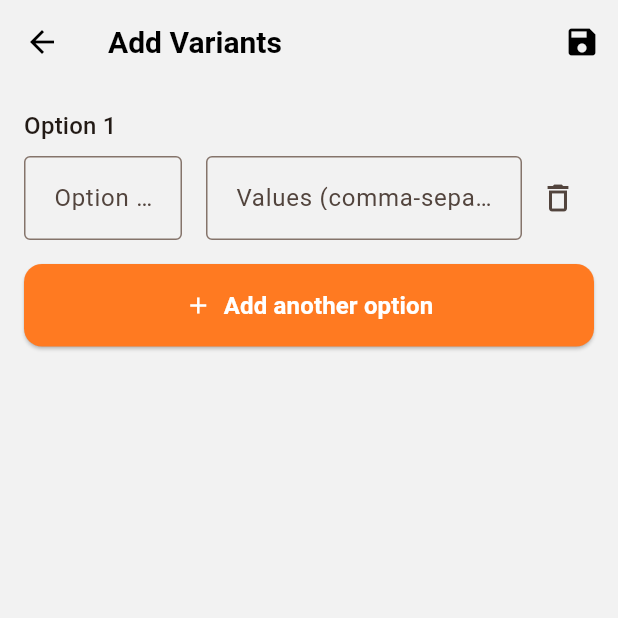
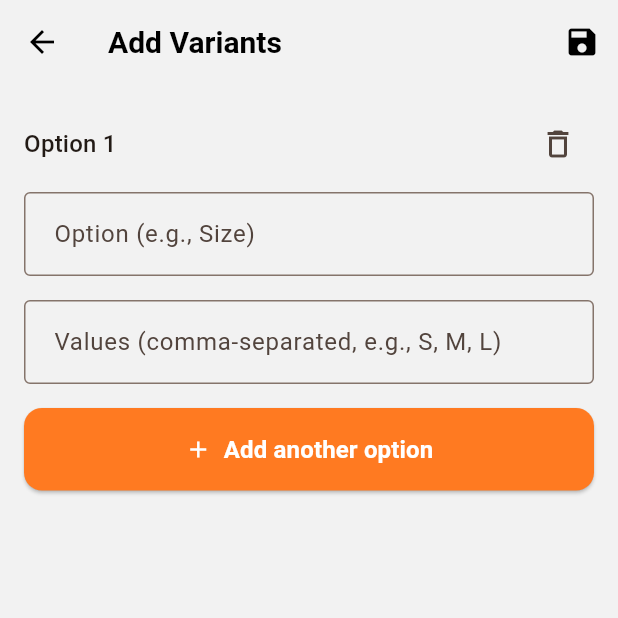
Before and after one commit to SimpliMinimalist/project, a Flutter app: the AddVariantsScreen screen opened directly, on a phone screen of 412 x 824 dp, the top half of it. Run offline on Flutter 3.47's test engine with Material 3 defaults, Android fonts, the phone set to English and light mode, and no system bars; our stand-ins replace carousel_slider, flutter_svg, go_router, google_fonts, image_picker, pinput and 1 more.

Commit message:
Refactor: Improve layout of add variants screen

```diff
--- a/lib/features/add_product/screens/add_variants_screen.dart
+++ b/lib/features/add_product/screens/add_variants_screen.dart
@@ -80,30 +80,10 @@ class _AddVariantsScreenState extends State<AddVariantsScreen> {
           child: Column(
             crossAxisAlignment: CrossAxisAlignment.start,
             children: [
-              Text('Option ${i + 1}', style: Theme.of(context).textTheme.titleMedium),
-              const SizedBox(height: 8),
               Row(
+                mainAxisAlignment: MainAxisAlignment.spaceBetween,
                 children: [
-                  Expanded(
-                    child: TextFormField(
-                      controller: _optionControllers[i],
-                      decoration: const InputDecoration(
-                        labelText: 'Option (e.g., Size)',
-                        border: OutlineInputBorder(),
-                      ),
-                    ),
-                  ),
-                  const SizedBox(width: 16),
-                  Expanded(
-                    flex: 2,
-                    child: TextFormField(
-                      controller: _valueControllers[i],
-                      decoration: const InputDecoration(
-                        labelText: 'Values (comma-separated, e.g., S, M, L)',
-                        border: OutlineInputBorder(),
-                      ),
-                    ),
-                  ),
+                  Text('Option ${i + 1}', style: Theme.of(context).textTheme.titleMedium),
                   IconButton(
                     icon: const Icon(Icons.delete_outline),
                     onPressed: () {
@@ -115,6 +95,22 @@ class _AddVariantsScreenState extends State<AddVariantsScreen> {
                   )
                 ],
               ),
+              const SizedBox(height: 8),
+              TextFormField(
+                controller: _optionControllers[i],
+                decoration: const InputDecoration(
+                  labelText: 'Option (e.g., Size)',
+                  border: OutlineInputBorder(),
+                ),
+              ),
+              const SizedBox(height: 16),
+              TextFormField(
+                controller: _valueControllers[i],
+                decoration: const InputDecoration(
+                  labelText: 'Values (comma-separated, e.g., S, M, L)',
+                  border: OutlineInputBorder(),
+                ),
+              ),
             ],
           ),
         ),
```
